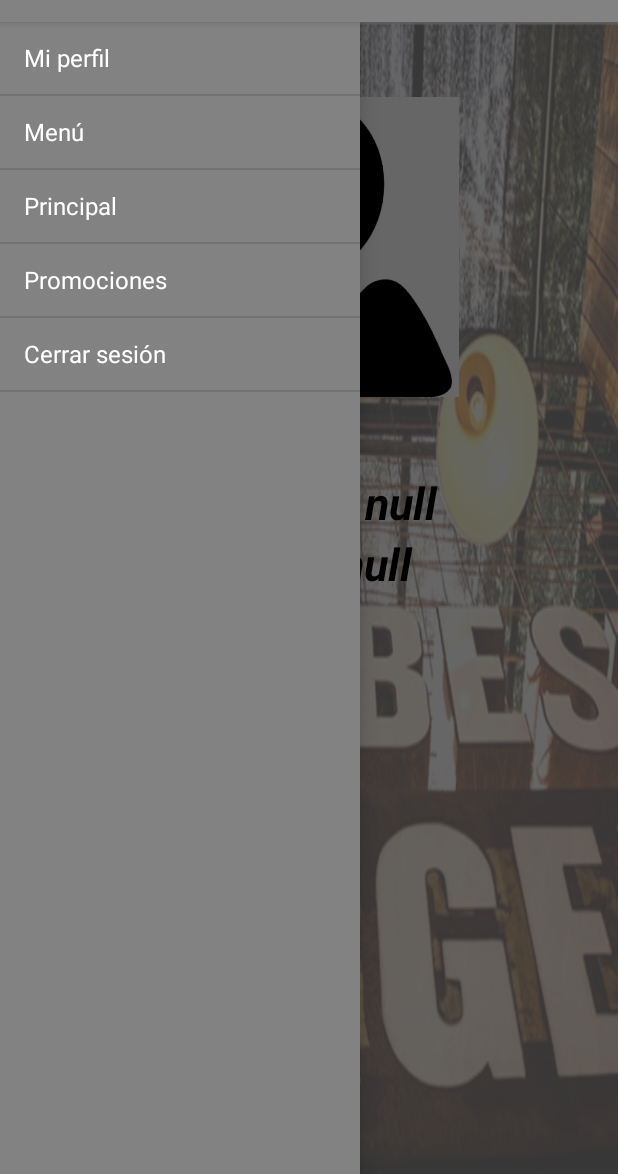
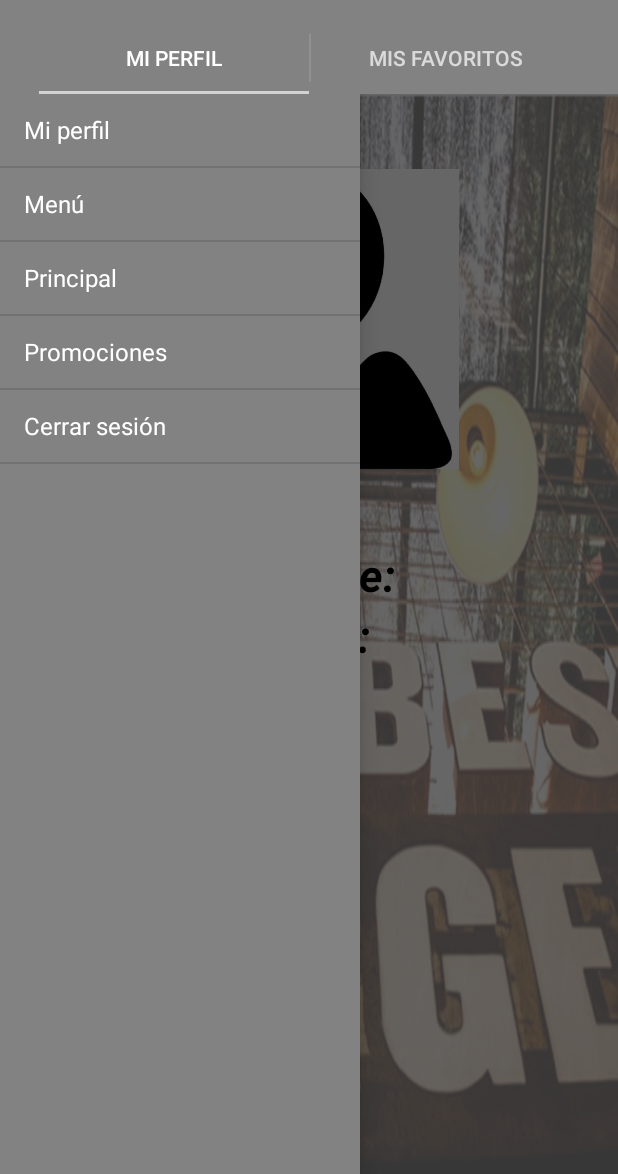
Before and after one commit to luisaamariles/ChefBurger_App, an Android app: the MiperfilActivity screen opened directly, with no data from a screen before it, with the side drawer open, on a phone screen of 412 x 824 dp, the part 62-1236 px from its top. Run offline under Robolectric (Android 15) with nearby library versions, the phone set to English and light mode, and no system bars; 8 statements that could not run were skipped.

Commit message:
version 4.0

```diff
--- /dev/null
+++ b/app/src/main/java/com/luisaamariles/chefburger_app/MiPerfilFragment.java
@@ -0,0 +1,34 @@
+package com.luisaamariles.chefburger_app;
+
+
+import android.os.Bundle;
+import android.support.v4.app.Fragment;
+import android.view.LayoutInflater;
+import android.view.View;
+import android.view.ViewGroup;
+import android.widget.TextView;
+import android.widget.Toast;
+
+
+/**
+ * A simple {@link Fragment} subclass.
+ */
+public class MiPerfilFragment extends Fragment {
+
+
+    public MiPerfilFragment() {
+        // Required empty public constructor
+    }
+
+
+    @Override
+    public View onCreateView(LayoutInflater inflater, ViewGroup container,
+                             Bundle savedInstanceState) {
+        // Inflate the layout for this fragment
+        String data =getArguments().getString("name");
+        Toast.makeText(getActivity(),data, Toast.LENGTH_LONG).show();
+        View v=inflater.inflate(R.layout.fragment_mi_perfil, container, false);
+        return v;
+    }
+
+}
--- a/app/src/main/java/com/luisaamariles/chefburger_app/MiperfilActivity.java
+++ b/app/src/main/java/com/luisaamariles/chefburger_app/MiperfilActivity.java
@@ -6,6 +6,10 @@ package com.luisaamariles.chefburger_app;
 import android.app.Activity;
 import android.content.Intent;
 import android.os.Bundle;
+import android.support.v4.app.Fragment;
+import android.support.v4.app.FragmentPagerAdapter;
+import android.support.v4.view.ViewPager;
+import android.support.v7.app.ActionBar;
 import android.support.v7.app.AppCompatActivity;
 import android.view.Menu;
 import android.view.MenuItem;
@@ -19,6 +23,7 @@ import android.widget.Toast;
 public class MiperfilActivity extends NavActivity {
     String Nombre,Contrasena, Mail;
     TextView Nomb,cont;
+    private ViewPager mViewPager;
     @Override
     protected void onCreate(Bundle savedInstanceState) {
         super.onCreate(savedInstanceState);
@@ -26,35 +31,79 @@ public class MiperfilActivity extends NavActivity {
         FrameLayout contentFrameLayout = (FrameLayout) findViewById(R.id.contenedorFrame);
         getLayoutInflater().inflate(R.layout.miperfil, contentFrameLayout);
 
-        Nomb = (TextView) findViewById(R.id.Nom);
-        cont = (TextView) findViewById(R.id.Correo);
+        //Nomb = (TextView) findViewById(R.id.Nom);
+       // cont = (TextView) findViewById(R.id.Correo);
         Bundle extras = getIntent().getExtras();
         Nombre = extras.getString("Name");
         Contrasena = extras.getString("Pass");
         Mail=extras.getString("Email");
         //Toast.makeText(this, "user: "+Nombre+" contrasena: "+Contrasena+"email"+Mail, Toast.LENGTH_SHORT).show();
-        Nomb.setText("Nombre: "+Nombre);
-        cont.setText("Email: "+Mail);
-    }
-   /* @Override
-    public boolean onCreateOptionsMenu(Menu menu) {
-        getMenuInflater().inflate(R.menu.menu2, menu);
-        return true;
+        //Nomb.setText("Nombre: "+Nombre);
+        //cont.setText("Email: "+Mail);
+
+        Bundle bundle=new Bundle();
+        bundle.putString("name", "From Activity");
+        //set Fragmentclass Arguments
+        MiPerfilFragment fragobj=new MiPerfilFragment();
+        fragobj.setArguments(bundle);
+
+        PagerAdapter pagerAdapter = new PagerAdapter(getSupportFragmentManager());
+        mViewPager = (ViewPager) findViewById(R.id.pager2);
+        mViewPager.setAdapter(pagerAdapter);
+
+        ActionBar actionBar = getSupportActionBar();
+        actionBar.setNavigationMode(ActionBar.NAVIGATION_MODE_TABS);
+
+        ActionBar.TabListener tabListener = new ActionBar.TabListener() {
+            @Override
+            public void onTabSelected(ActionBar.Tab tab, android.support.v4.app.FragmentTransaction ft) {
+                mViewPager.setCurrentItem(tab.getPosition());
+            }
+
+            @Override
+            public void onTabUnselected(ActionBar.Tab tab, android.support.v4.app.FragmentTransaction ft) {
+
+            }
+
+            @Override
+            public void onTabReselected(ActionBar.Tab tab, android.support.v4.app.FragmentTransaction ft) {
+            }
+        };
+
+        ActionBar.Tab tab = actionBar.newTab().setText("Mi perfil").setTabListener(tabListener);
+        actionBar.addTab(tab);
+
+        tab = actionBar.newTab().setText("Mis favoritos").setTabListener(tabListener);
+        actionBar.addTab(tab);
+
+        mViewPager.setOnPageChangeListener(new ViewPager.SimpleOnPageChangeListener(){
+            @Override
+            public void onPageSelected(int position) {
+                getSupportActionBar().setSelectedNavigationItem(position);
+            }
+        });
+
     }
 
-    @Override
-    public boolean onOptionsItemSelected(MenuItem item) {
-        int id = item.getItemId();
-        switch (id){
+    public class PagerAdapter extends FragmentPagerAdapter {
 
-            case R.id.principal:
-                Intent intent = new Intent(this, MainActivity.class);
-                intent.putExtra("Name",Nombre.toString());
-                intent.putExtra("Pass",Contrasena.toString());
-                intent.putExtra("Email",Mail.toString());
-                startActivity(intent);
-                break;
+        public PagerAdapter(android.support.v4.app.FragmentManager fm) {
+            super(fm);
         }
-        return super.onOptionsItemSelected(item);
-    }*/
+
+        @Override
+        public Fragment getItem(int position) {
+            switch (position){
+                case 0: return new MiPerfilFragment();
+                case 1: return new MisFavoritosFragment();
+                default: return null;
+            }
+        }
+
+        @Override
+        public int getCount() {
+            return 2;
+        }
+    }
+
 }
--- /dev/null
+++ b/app/src/main/java/com/luisaamariles/chefburger_app/MisFavoritosFragment.java
@@ -0,0 +1,29 @@
+package com.luisaamariles.chefburger_app;
+
+
+import android.os.Bundle;
+import android.support.v4.app.Fragment;
+import android.view.LayoutInflater;
+import android.view.View;
+import android.view.ViewGroup;
+
+
+/**
+ * A simple {@link Fragment} subclass.
+ */
+public class MisFavoritosFragment extends Fragment {
+
+
+    public MisFavoritosFragment() {
+        // Required empty public constructor
+    }
+
+
+    @Override
+    public View onCreateView(LayoutInflater inflater, ViewGroup container,
+                             Bundle savedInstanceState) {
+        // Inflate the layout for this fragment
+        return inflater.inflate(R.layout.fragment_mis_favoritos, container, false);
+    }
+
+}
--- a/app/src/main/res/values/strings.xml
+++ b/app/src/main/res/values/strings.xml
@@ -33,7 +33,7 @@
     <string name="hello_blank_fragment">Hello blank fragment</string>
 
     <!-- Strings fragments -->
-    <string name="penscam" >Precio:$9.900</string>
+    <string name="penscam">Precio:$9.900</string>
     <string name="enscam" formatted="false">Lechuga crespa y romana,tomates marinados,dados deaguacate,queso parmesanoy papas chips</string>
     <string name="psalad">Precio:$16.900</string>
     <string name="salad" formatted="false">Lechuga con carne a la parrilla,tomates marinados,cebolla,queso parmesano,puerrochampiñones,papas chips</string>
```
Also changed, not shown: app/src/main/res/layout/fragment_mi_perfil.xml (added, +50 -0 lines), app/src/main/res/layout/fragment_mis_favoritos.xml (added, +13 -0 lines), app/src/main/res/layout/miperfil.xml (+6 -40 lines).
